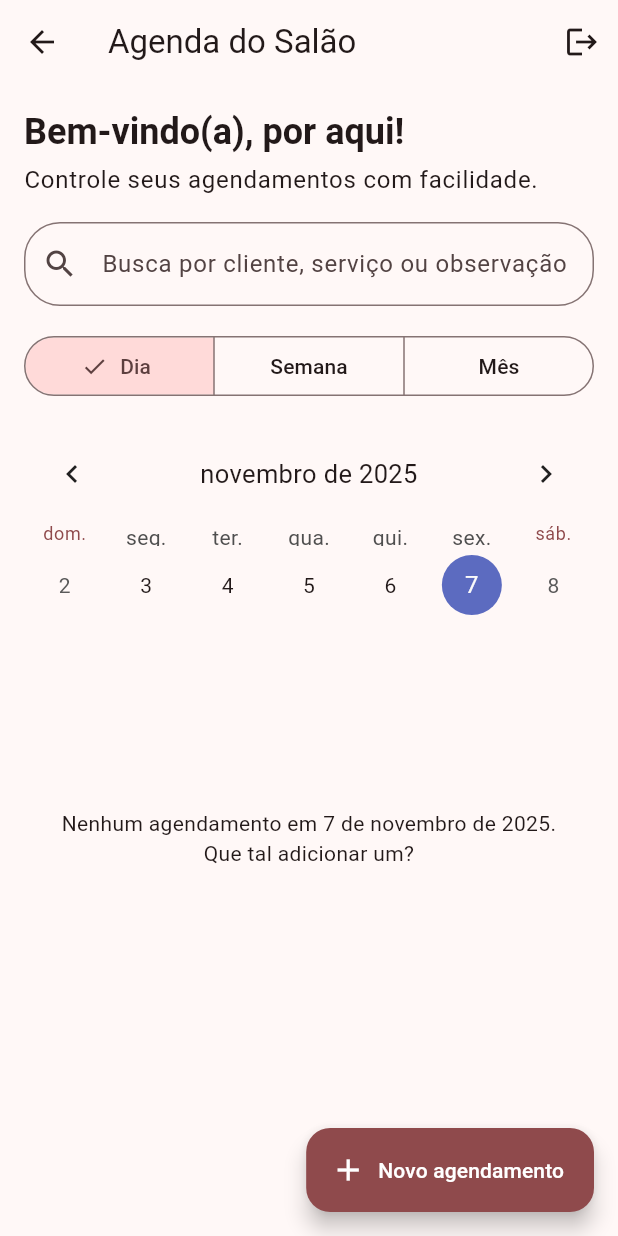
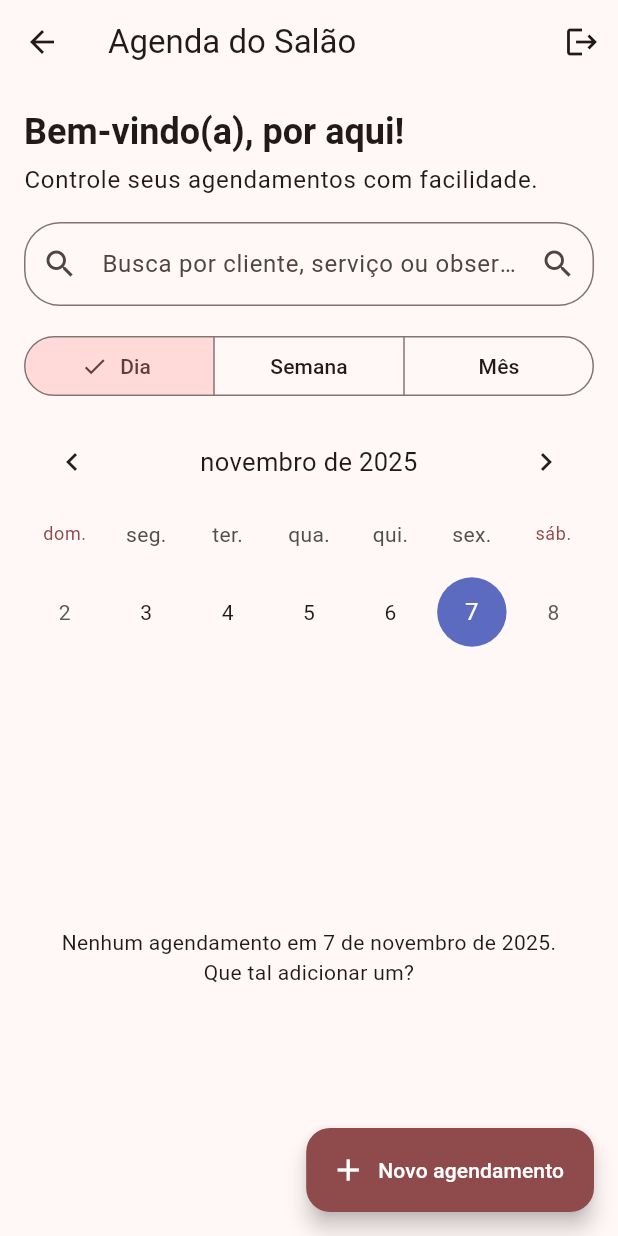
Before and after one commit to Gsaudx/app_agendamento_salao, a Flutter app: the HomeScreen screen opened directly, after a tap on "Dia", on a phone screen of 412 x 824 dp. Run offline on Flutter 3.47's test engine with Material 3 defaults, Android fonts, the phone set to English and light mode, and no system bars; drawn by our look-alikes of table_calendar; our stand-ins replace cloud_firestore, firebase_auth, firebase_core, google_sign_in, web; accounts and stored records are empty.

Commit message:
fix: Corrige overflow home screen

```diff
--- a/lib/screens/home_screen.dart
+++ b/lib/screens/home_screen.dart
@@ -1,3 +1,6 @@
+import 'dart:async';
+import 'dart:math' as math;
+
 import 'package:app_paula_barros/screens/newappointmens_screen.dart';
 import 'package:firebase_auth/firebase_auth.dart';
 import 'package:flutter/material.dart';
@@ -23,6 +26,8 @@ class _HomeScreenState extends State<HomeScreen> {
   late final AutenticacaoServico _autenticacao;
   late final AgendamentosServico _agendamentosServico;
   late final TextEditingController _buscaController;
+  Timer? _debounce;
+  String _termoBusca = '';
   CalendarFormat _calendarFormat = CalendarFormat.month;
   DateTime _focusedDay = DateTime.now();
   DateTime _selectedDay = DateUtils.dateOnly(DateTime.now());
@@ -31,8 +36,7 @@ class _HomeScreenState extends State<HomeScreen> {
   @override
   void initState() {
     super.initState();
-    _buscaController = TextEditingController()
-      ..addListener(() => setState(() {}));
+    _buscaController = TextEditingController();
   }
 
   @override
@@ -44,8 +48,40 @@ class _HomeScreenState extends State<HomeScreen> {
 
   @override
   void dispose() {
+    _debounce?.cancel();
     _buscaController.dispose();
     super.dispose();
+  }
+
+  void _onBuscaAlterada(String texto) {
+    _debounce?.cancel();
+    _debounce = Timer(const Duration(milliseconds: 450), () {
+      if (!mounted) {
+        return;
+      }
+      final novoTermo = texto.trim();
+      if (novoTermo != _termoBusca) {
+        setState(() => _termoBusca = novoTermo);
+      }
+    });
+  }
+
+  void _confirmarBusca() {
+    _debounce?.cancel();
+    final textoAtual = _buscaController.text.trim();
+    if (textoAtual != _termoBusca) {
+      setState(() => _termoBusca = textoAtual);
+    }
+    FocusScope.of(context).unfocus();
+  }
+
+  double _alturaCalendario(BuildContext context) {
+    final alturaTela = MediaQuery.of(context).size.height;
+    final maximoPermitido = math.max(alturaTela * 0.6, 320.0);
+    final desejado = _calendarFormat == CalendarFormat.month ? 420.0 : 260.0;
+    final minimo = _calendarFormat == CalendarFormat.month ? 320.0 : 200.0;
+    final ajustado = desejado.clamp(minimo, maximoPermitido);
+    return ajustado.toDouble();
   }
 
   @override
@@ -89,7 +125,26 @@ class _HomeScreenState extends State<HomeScreen> {
                 eventosPorDia[_selectedDay] ?? const <Agendamento>[];
             final filtrados = _aplicarFiltro(selecionados);
 
-            return Column(
+            final alturaCalendario = _alturaCalendario(context);
+            final possuiResultados = filtrados.isNotEmpty;
+            const alturaCabecalhoEstimado = 68.0;
+            const alturaDiasSemana = 24.0;
+            final linhasCalendario = _calendarFormat == CalendarFormat.month
+                ? 6
+                : 1;
+            final alturaDisponivelCorpo =
+                alturaCalendario - alturaCabecalhoEstimado - alturaDiasSemana;
+            final rowHeight = (alturaDisponivelCorpo / linhasCalendario).clamp(
+              36.0,
+              80.0,
+            );
+
+            return CustomScrollView(
+              physics: const BouncingScrollPhysics(),
+              keyboardDismissBehavior: ScrollViewKeyboardDismissBehavior.onDrag,
+              slivers: [
+                SliverToBoxAdapter(
+                  child: Column(
                     crossAxisAlignment: CrossAxisAlignment.start,
                     children: [
                       Text(
@@ -106,9 +161,18 @@ class _HomeScreenState extends State<HomeScreen> {
                       const SizedBox(height: 16),
                       TextField(
                         controller: _buscaController,
+                        onChanged: _onBuscaAlterada,
+                        onEditingComplete: _confirmarBusca,
+                        onSubmitted: (_) => _confirmarBusca(),
+                        textInputAction: TextInputAction.search,
                         decoration: InputDecoration(
                           hintText: 'Busca por cliente, serviço ou observação',
                           prefixIcon: const Icon(Icons.search),
+                          suffixIcon: IconButton(
+                            tooltip: 'Buscar',
+                            onPressed: _confirmarBusca,
+                            icon: const Icon(Icons.search),
+                          ),
                           border: OutlineInputBorder(
                             borderRadius: BorderRadius.circular(24),
                           ),
@@ -120,13 +184,19 @@ class _HomeScreenState extends State<HomeScreen> {
                         onChange: _alterarVisao,
                       ),
                       const SizedBox(height: 16),
-                Flexible(
+                    ],
+                  ),
+                ),
+                SliverToBoxAdapter(
+                  child: SizedBox(
+                    height: alturaCalendario,
                     child: TableCalendar<Agendamento>(
                       locale: 'pt_BR',
                       firstDay: DateTime.utc(2020, 1, 1),
                       lastDay: DateTime.utc(2035, 12, 31),
                       focusedDay: _focusedDay,
-                    selectedDayPredicate: (day) => isSameDay(_selectedDay, day),
+                      selectedDayPredicate: (day) =>
+                          isSameDay(_selectedDay, day),
                       calendarFormat: _calendarFormat,
                       availableGestures: AvailableGestures.horizontalSwipe,
                       eventLoader: (day) =>
@@ -153,6 +223,7 @@ class _HomeScreenState extends State<HomeScreen> {
                       headerStyle: HeaderStyle(
                         formatButtonVisible: false,
                         titleCentered: true,
+                        headerPadding: const EdgeInsets.only(bottom: 8),
                         titleTextFormatter: (date, locale) =>
                             DateFormat.yMMMM('pt_BR').format(date),
                         leftChevronIcon: const Icon(Icons.chevron_left),
@@ -163,15 +234,44 @@ class _HomeScreenState extends State<HomeScreen> {
                             (tema.textTheme.bodySmall ?? const TextStyle())
                                 .copyWith(color: tema.colorScheme.primary),
                       ),
+                      daysOfWeekHeight: alturaDiasSemana,
+                      rowHeight: rowHeight.toDouble(),
+                      calendarStyle: const CalendarStyle(
+                        outsideDaysVisible: false,
+                        tablePadding: EdgeInsets.symmetric(vertical: 4),
+                        cellMargin: EdgeInsets.symmetric(
+                          horizontal: 4,
+                          vertical: 2,
                         ),
                       ),
-                const SizedBox(height: 16),
-                Expanded(
-                  child: filtrados.isEmpty
-                      ? _ListaVazia(selectedDay: _selectedDay)
-                      : _ListaAgendamentos(
-                          agendamentos: filtrados,
+                    ),
+                  ),
+                ),
+                if (possuiResultados)
+                  SliverPadding(
+                    padding: const EdgeInsets.only(top: 12, bottom: 88),
+                    sliver: SliverList(
+                      delegate: SliverChildBuilderDelegate((context, index) {
+                        final agendamento = filtrados[index];
+                        final paddingInferior = index == filtrados.length - 1
+                            ? 0.0
+                            : 8.0;
+                        return Padding(
+                          padding: EdgeInsets.only(bottom: paddingInferior),
+                          child: _AgendamentoCard(
+                            agendamento: agendamento,
                             onTap: _mostrarDetalhes,
+                          ),
+                        );
+                      }, childCount: filtrados.length),
+                    ),
+                  )
+                else
+                  SliverFillRemaining(
+                    hasScrollBody: false,
+                    child: Padding(
+                      padding: const EdgeInsets.only(top: 12, bottom: 88),
+                      child: _ListaVazia(selectedDay: _selectedDay),
                     ),
                   ),
               ],
@@ -202,7 +302,7 @@ class _HomeScreenState extends State<HomeScreen> {
   }
 
   List<Agendamento> _aplicarFiltro(List<Agendamento> agendamentos) {
-    final termo = _buscaController.text.trim().toLowerCase();
+    final termo = _termoBusca.toLowerCase();
     if (termo.isEmpty) {
       return agendamentos;
     }
@@ -406,10 +506,10 @@ class _IndicadoresAgendamento extends StatelessWidget {
   }
 }
 
-class _ListaAgendamentos extends StatelessWidget {
-  const _ListaAgendamentos({required this.agendamentos, required this.onTap});
+class _AgendamentoCard extends StatelessWidget {
+  const _AgendamentoCard({required this.agendamento, required this.onTap});
 
-  final List<Agendamento> agendamentos;
+  final Agendamento agendamento;
   final ValueChanged<Agendamento> onTap;
 
   @override
@@ -417,17 +517,10 @@ class _ListaAgendamentos extends StatelessWidget {
     final tema = Theme.of(context);
     final formatadorHora = DateFormat.Hm('pt_BR');
     final formatadorMoeda = NumberFormat.simpleCurrency(locale: 'pt_BR');
-    return ListView.separated(
-      itemCount: agendamentos.length,
-      separatorBuilder: (_, __) => const SizedBox(height: 8),
-      itemBuilder: (context, index) {
-        final agendamento = agendamentos[index];
     final horaInicio = formatadorHora.format(agendamento.inicio);
     final horaFim = formatadorHora.format(
       agendamento.fim ??
-              agendamento.inicio.add(
-                Duration(minutes: agendamento.duracaoMinutos),
-              ),
+          agendamento.inicio.add(Duration(minutes: agendamento.duracaoMinutos)),
     );
     return Card(
       child: ListTile(
@@ -452,8 +545,6 @@ class _ListaAgendamentos extends StatelessWidget {
         ),
         onTap: () => onTap(agendamento),
       ),
-        );
-      },
     );
   }
 }
```
Lines whose indentation alone changed are shown as unchanged.
